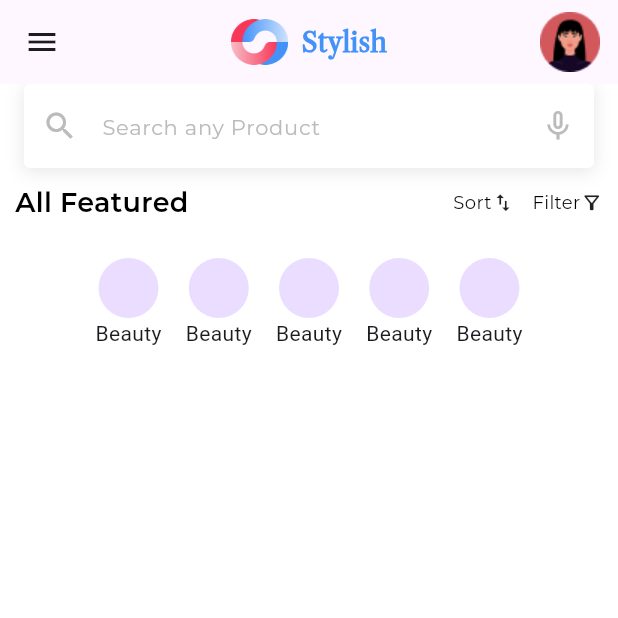
After one commit to muhammedfaizal008/ecommerce_clone, a Flutter app: the HomeScreen screen opened directly, on a phone screen of 412 x 824 dp, the top half of it. The commit adds this screen. Run offline on Flutter 3.47's test engine with Material 3 defaults, Android fonts, the phone set to English and light mode, and no system bars; our stand-ins replace google_fonts.

Commit message:
Home Screen added

```diff
--- a/lib/main.dart
+++ b/lib/main.dart
@@ -1,8 +1,5 @@
 // ignore_for_file: prefer_const_constructors
 
-import 'package:ecommerce_clone/view/get_started_screen/get_started_screen.dart';
-import 'package:ecommerce_clone/view/login_screen/forgot_password_screen.dart';
-import 'package:ecommerce_clone/view/login_screen/login_screen.dart';
 import 'package:ecommerce_clone/view/splash_screen/splash_screen.dart';
 import 'package:flutter/material.dart';
 
--- a/lib/utils/color_constants.dart
+++ b/lib/utils/color_constants.dart
@@ -5,8 +5,11 @@ class ColorConstants{
  static const Color GREYCOLOR= Color(0xffA8A8A9);
  static const Color GREYCOLORSHD2= Color(0xffC4C4C4);
  static const Color GREYCOLORSHD3= Color(0xff575757);
+ static const Color GREYCOLORSHD4= Color(0xffBBBBBB);
  static const Color CIRCLEFILL= Color(0xffFCF3F6);
  static const Color WHITE= Color(0xffFFFFFF);
  static const Color WHITESHD1= Color(0xffF2F2F2);
+ static const Color HOMESCREENLOGO= Color(0xff4392F9);
+ static const Color BLACK= Color(0xff000000);
 
 }
--- a/lib/utils/image_constant.dart
+++ b/lib/utils/image_constant.dart
@@ -2,5 +2,5 @@ class ImageConstant{
   static const String MYAPPLOGO="assets/splash_screen/Group 34010.png";
   static const String ONBOARDING1="assets/images/fashion shop-rafiki 1.png";
   static const String GETSTARTED="assets/images/unsplash_fouVDmGXoPI.png";
-
+  static const String PROFILEPIC="assets/images/circlevavatar.png";
 }
--- a/lib/view/get_started_screen/get_started_screen.dart
+++ b/lib/view/get_started_screen/get_started_screen.dart
@@ -3,6 +3,7 @@
 import 'package:ecommerce_clone/utils/color_constants.dart';
 import 'package:ecommerce_clone/utils/image_constant.dart';
 import 'package:ecommerce_clone/view/global_widgets/custom_button.dart';
+import 'package:ecommerce_clone/view/home_screen/home_screen.dart';
 import 'package:flutter/cupertino.dart';
 import 'package:flutter/material.dart';
 import 'package:flutter/widgets.dart';
@@ -53,7 +54,9 @@ class GetStartedScreen extends StatelessWidget {
                     color: ColorConstants.WHITESHD1,
                     ),),
                     SizedBox(height: 44,),
-                    Custombutton(text_inside: "Get Started")
+                    Custombutton(text_inside: "Get Started",onTap: () {
+                      Navigator.pushReplacement(context, MaterialPageRoute(builder: (context) => HomeScreen(),));
+                    },)
                 ],
               )
             ),
--- /dev/null
+++ b/lib/view/global_widgets/custom_text_field_with_shadow.dart
@@ -0,0 +1,39 @@
+import 'package:ecommerce_clone/utils/color_constants.dart';
+import 'package:flutter/material.dart';
+import 'package:google_fonts/google_fonts.dart';
+
+class CustomTextFieldWithShadow extends StatelessWidget {
+  const CustomTextFieldWithShadow({
+    super.key,
+  });
+
+  @override
+  Widget build(BuildContext context) {
+    return Container(
+      decoration: BoxDecoration(
+        boxShadow: [
+          BoxShadow(
+            offset: Offset(0, 2),
+            blurRadius: 9,
+            color: ColorConstants.BLACK.withOpacity(.1)
+          )
+        ]
+      ),
+      child: TextField(
+        decoration: InputDecoration(
+          hintText: "Search any Product",
+          hintStyle: GoogleFonts.montserrat(
+            fontSize: 14,
+            fontWeight: FontWeight.normal,
+            color: ColorConstants.GREYCOLORSHD4
+          ),
+          prefixIcon: Icon(Icons.search,color: ColorConstants.GREYCOLORSHD4,),
+          suffixIcon: Icon(Icons.mic_none,color: ColorConstants.GREYCOLORSHD4,),
+          filled: true,
+          fillColor: Colors.white,
+          border: OutlineInputBorder(borderSide: BorderSide.none)
+        ),
+      ),
+    );
+  }
+}
--- /dev/null
+++ b/lib/view/home_screen/home_screen.dart
@@ -0,0 +1,114 @@
+// ignore_for_file: prefer_const_constructors, prefer_const_literals_to_create_immutables
+
+import 'package:ecommerce_clone/utils/color_constants.dart';
+import 'package:ecommerce_clone/utils/image_constant.dart';
+import 'package:ecommerce_clone/view/global_widgets/custom_text_field_with_shadow.dart';
+import 'package:flutter/material.dart';
+import 'package:google_fonts/google_fonts.dart';
+
+class HomeScreen extends StatelessWidget {
+  const HomeScreen({super.key});
+
+  @override
+  Widget build(BuildContext context) {
+    return Scaffold(
+      backgroundColor: ColorConstants.WHITE,
+      appBar: AppBar(
+        leading: IconButton(icon: Icon(Icons.menu,size: 24,),onPressed: (){},),
+        centerTitle: true,
+        title: Row(
+          mainAxisSize: MainAxisSize.min,
+          children: [
+            Image.asset(
+              height: 31,
+              width: 38,
+              ImageConstant.MYAPPLOGO),
+              SizedBox(width: 9,),
+              Text("Stylish",style: TextStyle(
+              letterSpacing: 0,
+              fontFamily: "LibreCaslon",
+              fontSize: 18,
+              fontWeight: FontWeight.bold,
+              color:  ColorConstants.HOMESCREENLOGO
+            ),)
+          ],
+        ),
+        actions: [
+          CircleAvatar(
+            radius: 20,
+            child: Image.asset(ImageConstant.PROFILEPIC),
+          ),
+          SizedBox(width: 12,),
+        ],
+      ),
+      body: Column(
+        children: [
+          Padding(
+            padding: const EdgeInsets.only(right: 16,left: 16),
+            child: CustomTextFieldWithShadow(),
+          ),
+          Padding(
+            padding: const EdgeInsets.all(10),
+            child: _buildAllFeaturesSection(),
+          )
+        ],
+      ),
+    );
+  }
+
+  Column _buildAllFeaturesSection() {
+    return Column(
+      children: [
+                Row(
+                children: [
+                  Text("All Featured",style: GoogleFonts.montserrat(
+                    fontSize: 18,
+                    fontWeight: FontWeight.w600,
+                    color: ColorConstants.BLACK
+                   ),),
+                   Spacer(),
+                   Container(
+                     child: Row(
+                      children: [
+                        Text("Sort",style: GoogleFonts.montserrat(
+                        fontSize: 12,
+                        fontWeight: FontWeight.normal,
+                        color: ColorConstants.BLACK
+                      ),),Icon(Icons.swap_vert,size: 15,)
+                      ],
+                     ),
+                   ),
+                   SizedBox(width: 12,),
+                   Container(
+                     child: Row(
+                      children: [
+                        Text("Filter",style: GoogleFonts.montserrat(
+                        fontSize: 12,
+                        fontWeight: FontWeight.normal,
+                        color: ColorConstants.BLACK
+                      ),),Icon(Icons.filter_alt_outlined,size: 15)
+                      ],
+                     ),
+                   ),
+                ],
+              ),
+              SizedBox(height: 16,),
+              SingleChildScrollView(
+                scrollDirection: Axis.horizontal,
+                child: Row(
+                  children: List.generate(5, (index) => Padding(
+                    padding: const EdgeInsets.all(8.0),
+                    child: Column(
+                        children: [
+                          CircleAvatar(),
+                          Text("Beauty")
+                        ],
+                      ),
+                  ),)
+                ),
+              ),
+
+      ],
+    );
+  }
+}
```
Also changed, not shown: assets/images/circlevavatar.png (added).
